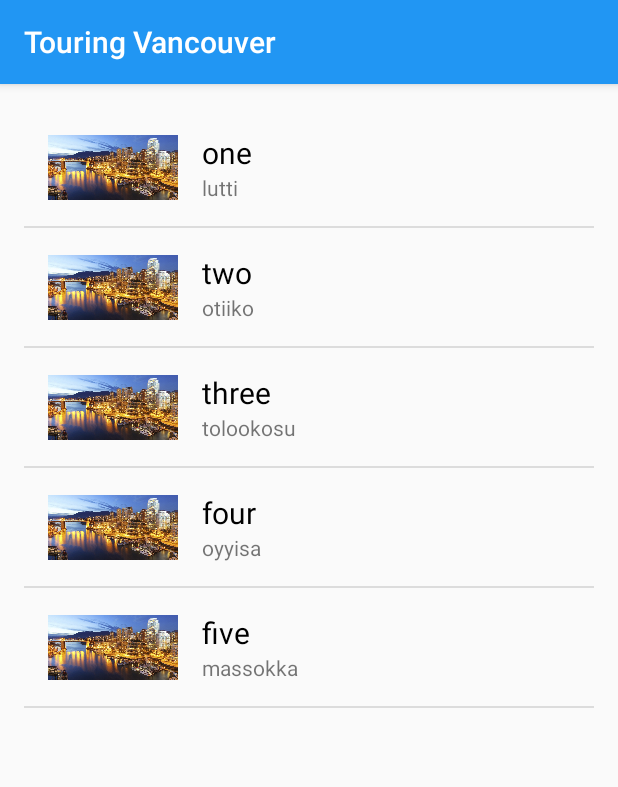
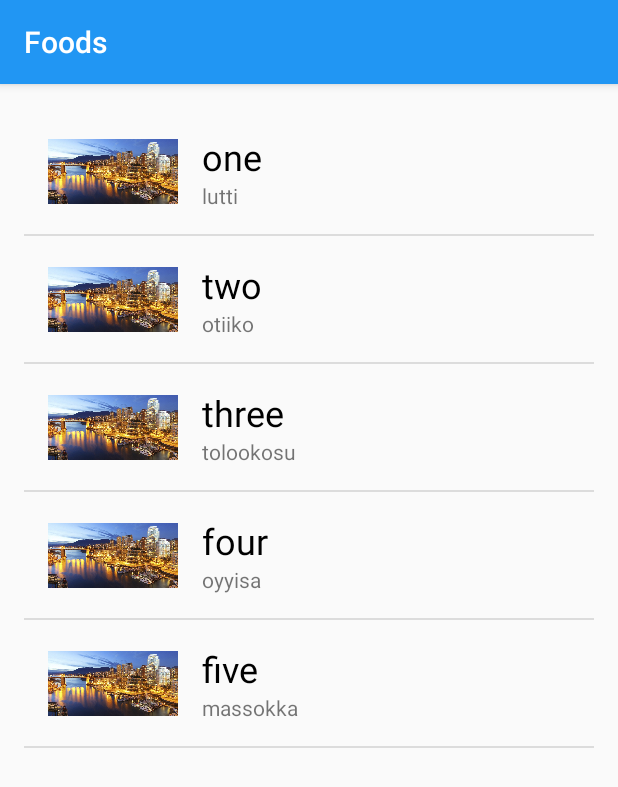
Before and after one commit to LumberZack/Tourism, an Android app: the FoodsActivity screen opened directly, with no data from a screen before it, on a phone screen of 412 x 824 dp. Shown: the top 787 px of the screen. Run offline under Robolectric (Android 15) with nearby library versions, the phone set to English and light mode, and no system bars.

```diff
--- a/TouringVancouver/app/src/main/AndroidManifest.xml
+++ b/TouringVancouver/app/src/main/AndroidManifest.xml
@@ -15,7 +15,8 @@
                 <category android:name="android.intent.category.LAUNCHER" />
             </intent-filter>
         </activity>
-        <activity android:name=".Category"></activity>
+        <activity android:name=".FoodsActivity"
+            android:label="Foods"/>
     </application>
 
 </manifest>
--- a/TouringVancouver/app/src/main/java/com/example/android/touringvancouver/Category.java
+++ b/TouringVancouver/app/src/main/java/com/example/android/touringvancouver/FoodsActivity.java
@@ -6,14 +6,14 @@ import android.widget.ListView;
 
 import java.util.ArrayList;
 
-public class Category extends AppCompatActivity {
+public class FoodsActivity extends AppCompatActivity {
 
     @Override
     protected void onCreate(Bundle savedInstanceState) {
         super.onCreate(savedInstanceState);
         setContentView(R.layout.activity_category);
 
-        // Create a list of words
+        // Create a list of attractions
         ArrayList<Attraction> attractions = new ArrayList<Attraction>();
         attractions.add(new Attraction("one", "lutti", R.drawable.van));
         attractions.add(new Attraction("two", "otiiko", R.drawable.van));
@@ -21,17 +21,17 @@ public class Category extends AppCompatActivity {
         attractions.add(new Attraction("four", "oyyisa", R.drawable.van));
         attractions.add(new Attraction("five", "massokka", R.drawable.van));
 
-        // Create an {@link WordAdapter}, whose data source is a list of {@link Word}s. The
-        // adapter knows how to create list items for each item in the list.
+        // Create an {@link AttractionAdapter}, whose data source is a list of {@link Attraction}s.
+        // The adapter knows how to create list items for each item in the list.
         AttractionAdapter adapter = new AttractionAdapter(this, attractions);
 
         // Find the {@link ListView} object in the view hierarchy of the {@link Activity}.
         // There should be a {@link ListView} with the view ID called list, which is declared in the
-        // word_list.xml file.
+        // category.xml file.
         ListView listView = (ListView) findViewById(R.id.list);
 
-        // Make the {@link ListView} use the {@link WordAdapter} we created above, so that the
-        // {@link ListView} will display list items for each {@link Word} in the list.
+        // Make the {@link ListView} use the {@link AttractionAdapter} we created above, so that the
+        // {@link ListView} will display list items for each {@link Attraction} in the list.
         listView.setAdapter(adapter);
     }
 }
--- a/TouringVancouver/app/src/main/java/com/example/android/touringvancouver/MainActivity.java
+++ b/TouringVancouver/app/src/main/java/com/example/android/touringvancouver/MainActivity.java
@@ -17,7 +17,7 @@ public class MainActivity extends AppCompatActivity {
         foods.setOnClickListener(new View.OnClickListener(){
             @Override
             public void onClick(View view){
-                Intent foodsIntent = new Intent(MainActivity.this, Category.class);
+                Intent foodsIntent = new Intent(MainActivity.this, FoodsActivity.class);
                 startActivity(foodsIntent);
             }
         });
--- a/TouringVancouver/app/src/main/res/layout/list_item.xml
+++ b/TouringVancouver/app/src/main/res/layout/list_item.xml
@@ -23,7 +23,7 @@
             android:layout_height="wrap_content"
             android:id="@+id/name"
             android:text="Tester"
-            android:textSize="20sp"
+            android:textSize="24sp"
             android:textColor="#000"/>
 
         <TextView
```
Also changed, not shown: TouringVancouver/app/src/main/res/layout/activity_foods.xml (added, +12 -0 lines).
